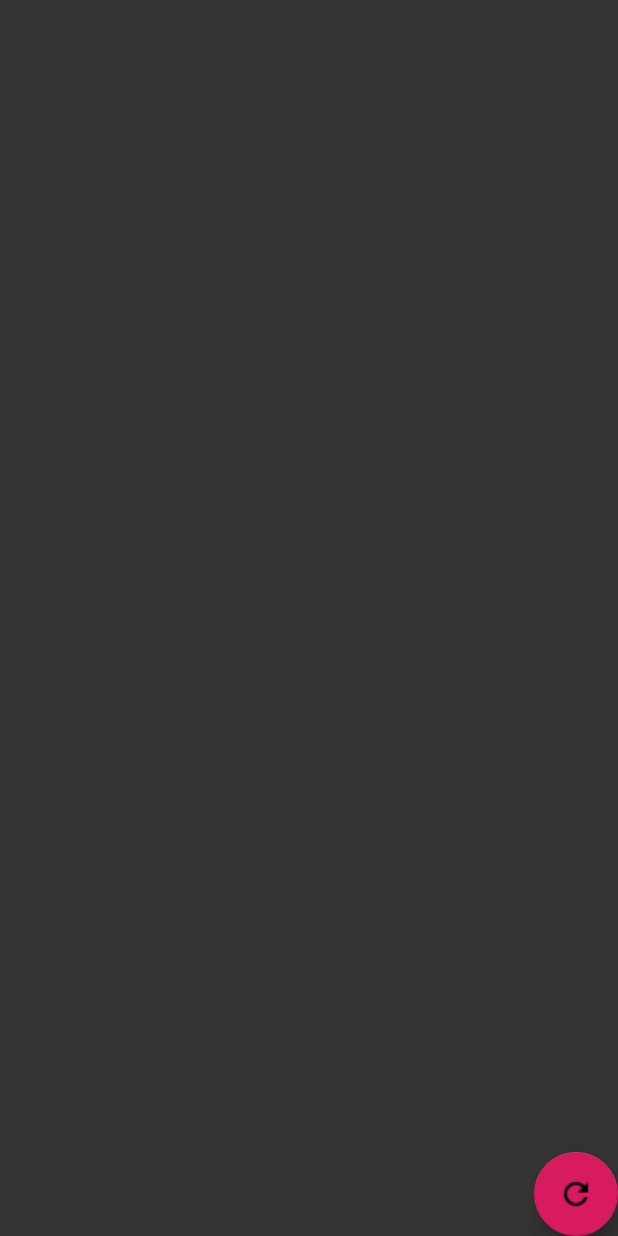
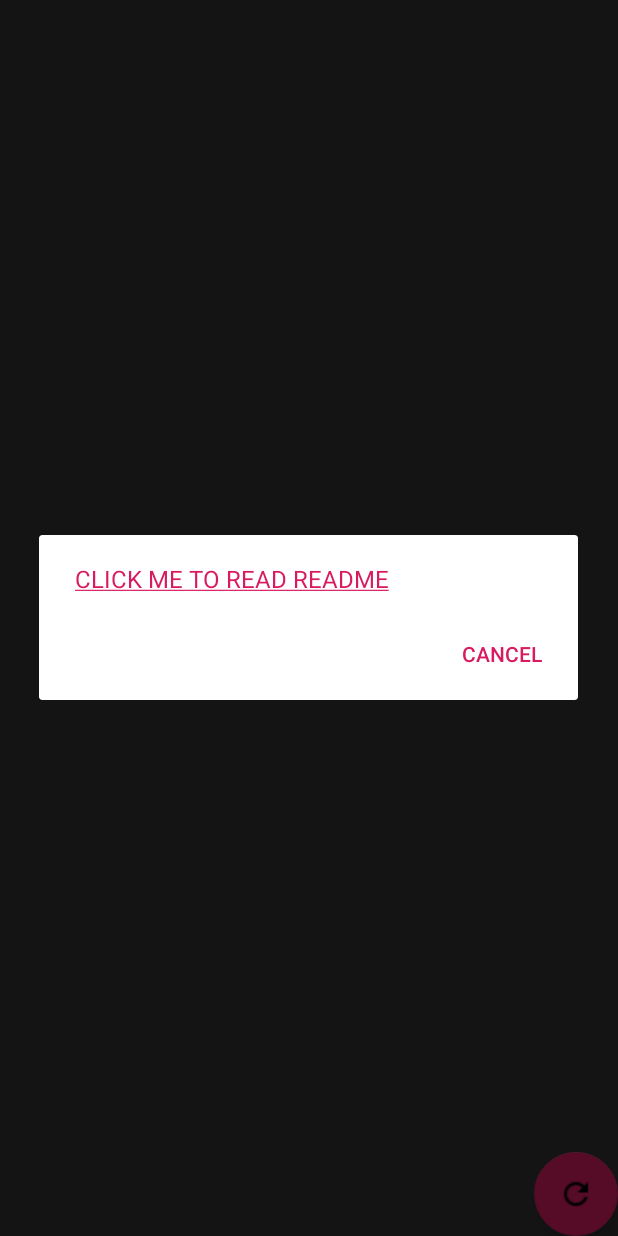
Before and after one commit to heihal/RssReaderApp, an Android app: the screen it shows after launch (MainActivity), in the side drawer, after a tap on "About", on a phone screen of 412 x 824 dp. Run offline under Robolectric (Android 15) with nearby library versions, the phone set to English and light mode, and no system bars; network calls fail; pictures from the network do not load.

Commit message:
minor changes

```diff
--- a/app/src/main/java/fi/halmetoja/rssreader/MainActivity.kt
+++ b/app/src/main/java/fi/halmetoja/rssreader/MainActivity.kt
@@ -2,14 +2,19 @@ package fi.halmetoja.rssreader
 
 
 import android.os.Bundle
+import android.text.method.LinkMovementMethod
 import android.view.MenuItem
+import android.view.View
+import android.widget.TextView
 import android.widget.Toast
 import androidx.appcompat.app.ActionBarDrawerToggle
+import androidx.appcompat.app.AlertDialog
 import androidx.appcompat.app.AppCompatActivity
 import androidx.core.view.GravityCompat
 import androidx.drawerlayout.widget.DrawerLayout
 import com.google.android.material.navigation.NavigationView
 import kotlinx.android.synthetic.main.activity_main.*
+
 
 /**
  *  @author hemhal
@@ -52,13 +57,13 @@ class MainActivity : AppCompatActivity(), NavigationView.OnNavigationItemSelecte
     override fun onNavigationItemSelected(item: MenuItem): Boolean {
         when (item.itemId) {
             R.id.nav_links -> {
-                Toast.makeText(applicationContext, "Not implemented yet", Toast.LENGTH_SHORT).show()
+                aboutDialog("links")
             }
             R.id.nav_categories -> {
                 Toast.makeText(applicationContext, "Not implemented yet", Toast.LENGTH_SHORT).show()
             }
             R.id.nav_about -> {
-                Toast.makeText(applicationContext, "Not implemented yet", Toast.LENGTH_SHORT).show()
+                aboutDialog("readme")
             }
             R.id.nav_quit -> {
                 finish()
@@ -69,4 +74,29 @@ class MainActivity : AppCompatActivity(), NavigationView.OnNavigationItemSelecte
         return true
     }
 
+    /**
+     * Opens dialog with hyperlinks
+     *
+     * @param item Choose which dialog you want to open
+     */
+    private fun aboutDialog(item: String) {
+        val builder =
+            AlertDialog.Builder(this@MainActivity)
+        if (item == "readme") {
+            builder.setMessage(R.string.readme)
+        } else {
+            builder.setMessage(R.string.links)
+        }
+        val alert = with(builder) {
+            setCancelable(false)
+            setPositiveButton(
+                "Cancel"
+            ) { dialog, which -> }
+            create()
+            show()
+        }
+        (alert.findViewById<View>(android.R.id.message) as TextView?)!!.movementMethod =
+            LinkMovementMethod.getInstance()
+    }
+
 }
--- a/app/src/main/res/layout/nav_header.xml
+++ b/app/src/main/res/layout/nav_header.xml
@@ -13,7 +13,8 @@
         android:layout_height="118dp"
         android:baselineAlignBottom="false"
         android:contentDescription="@string/nav_header_image"
-        app:srcCompat="@android:mipmap/sym_def_app_icon" />
+        android:paddingTop="5dp"
+        app:srcCompat="@drawable/rss" />
 
     <TextView
         android:layout_width="match_parent"
--- /dev/null
+++ b/app/src/main/res/values-v21/styles.xml
@@ -0,0 +1,10 @@
+<?xml version="1.0" encoding="utf-8"?>
+<resources xmlns:tools="http://schemas.android.com/tools">
+
+    <style name="AlertDialogCustom" parent="@android:style/Theme.Material.Dialog">
+        <item name="android:textColor">@android:color/white</item>
+        <item name="android:textSize">14dp</item>
+        <item name="android:headerDividersEnabled">true</item>
+        <item name="android:background" tools:ignore="PrivateResource">@color/cardview_dark_background</item>
+    </style>
+</resources>
--- a/app/src/main/res/values/strings.xml
+++ b/app/src/main/res/values/strings.xml
@@ -11,4 +11,12 @@
     <string name="other_settings">Other Settings</string>
     <string name="about">About</string>
     <string name="quit">Quit</string>
+    <string name="readme"><a href="https://gitlab.utu.fi/hemhal/RssReaderApp/-/blob/master/README.md">CLICK ME TO READ README</a></string>
+    <string name="links">
+        <b>Go to the source!</b>\n\n
+        <a href="https://feeds.yle.fi/uutiset/v1/recent.rss?publisherIds=YLE_UUTISET">YLE UUTISET</a>\n\n
+        <a href="https://www.hs.fi/rss/tuoreimmat.xml">HS UUTISET</a>\n\n
+        <a href="https://www.iltalehti.fi/rss/rss.xml">IS UUTISET</a>\n\n
+    </string>
+
 </resources>
```
Also changed, not shown: app/src/main/java/fi/halmetoja/rssreader/ViewAdapter.kt (+19 -8 lines), app/src/main/res/values/styles.xml (+10 -1 lines), app/src/main/res/drawable/rss.png (added).
